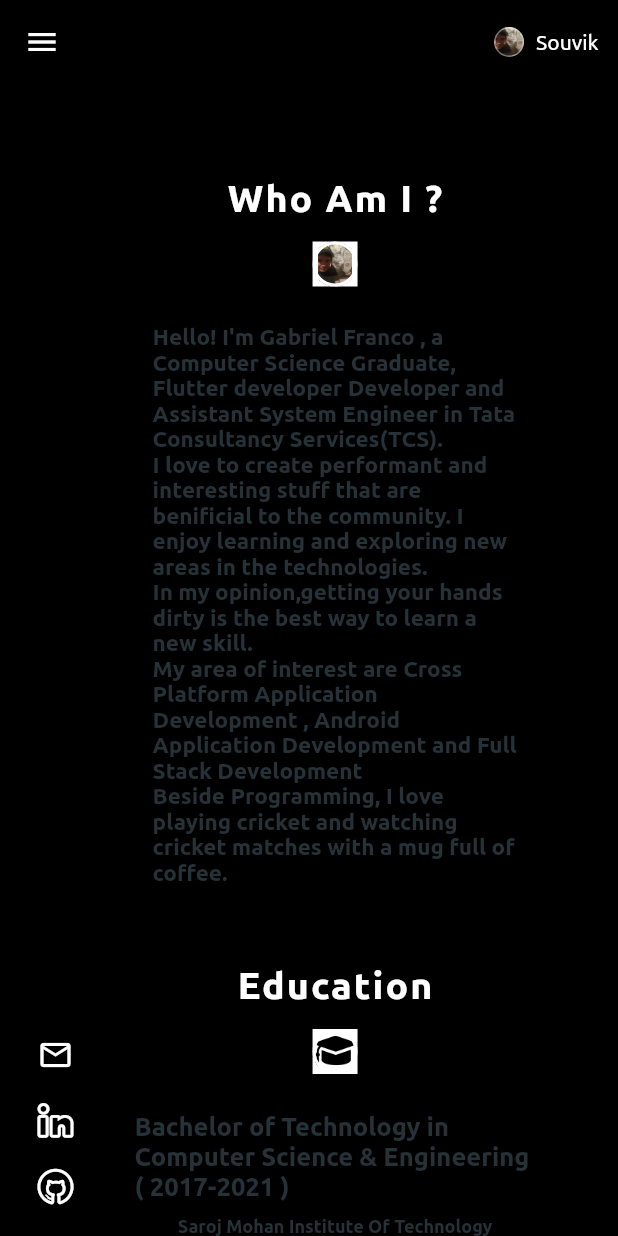
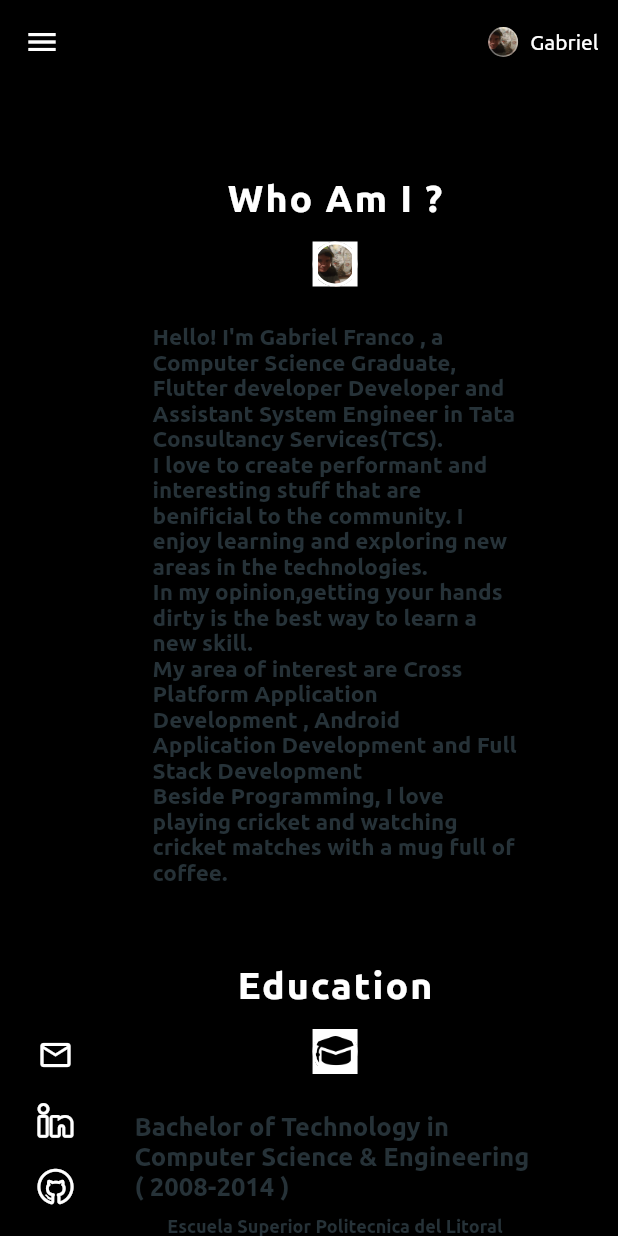
Before and after one commit to gfranco85/flutter_web_test, a Flutter app: the AboutMe screen opened directly, on a phone screen of 412 x 824 dp. Run offline on Flutter 3.47's test engine with Material 2 defaults, Android fonts, the phone set to English and light mode, and no system bars; drawn by our look-alikes of animated_text_kit, velocity_x; our stand-ins replace flutter_spinkit.

Commit message:
Photo name

```diff
--- a/lib/Adapter/AppbarAdapter/MobileAppBar.dart
+++ b/lib/Adapter/AppbarAdapter/MobileAppBar.dart
@@ -3,7 +3,10 @@ import 'package:flutter/material.dart';
 import '../../Variable.dart';
 
 class MobileAppBar extends StatefulWidget {
+  const MobileAppBar({super.key});
+
   @override
+  // ignore: library_private_types_in_public_api
   _MobileAppBarState createState() => _MobileAppBarState();
 }
 
@@ -16,11 +19,11 @@ class _MobileAppBarState extends State<MobileAppBar> {
       shadowColor: Colors.transparent,
       actions: [
         Container(
-          padding: EdgeInsets.only(right: 13),
+          padding: const EdgeInsets.only(right: 13),
           child: Row(
             children: [
               Container(
-                padding: EdgeInsets.only(right: 8),
+                padding: const EdgeInsets.only(right: 8),
                 child: Transform.rotate(
                   angle: 0,
                   child: FittedBox(
@@ -31,7 +34,7 @@ class _MobileAppBarState extends State<MobileAppBar> {
                         shape: BoxShape.circle,
                         color: Colors.black26,
                         border: Border.all(color: Colors.white38, width: 1),
-                        image: DecorationImage(
+                        image: const DecorationImage(
                           fit: BoxFit.cover,
                           image: AssetImage(IMAGE_PATH),
                         ),
@@ -40,8 +43,8 @@ class _MobileAppBarState extends State<MobileAppBar> {
                   ),
                 ),
               ),
-              Text(
-                "Souvik",
+              const Text(
+                "Gabriel",
                 style: TextStyle(color: Colors.white),
               ),
             ],
--- a/lib/Variable.dart
+++ b/lib/Variable.dart
@@ -1,6 +1,6 @@
 //SOCIAL MEDIA LINKS
 
-const String MAIL_ID = "souvikghosh687@gmail.com";
+const String MAIL_ID = "gbdvfranco@gmail.com";
 const String LINKEDLN_URL = "https://www.linkedin.com/in/iamsouviki";
 const String GITHUB_URL = "https://github.com/iamsouviki";
 const String TWITTER_URL = "https://twitter.com/iamsouviki";
@@ -29,8 +29,8 @@ const String WHO_AM_I =
 
 //EDUCATION
 const String DEGREE =
-    "Bachelor of Technology in Computer Science & Engineering ( 2017-2021 ) ";
-const String COLLEGE_NAME = "Saroj Mohan Institute Of Technology";
+    "Bachelor of Technology in Computer Science & Engineering ( 2008-2014 ) ";
+const String COLLEGE_NAME = "Escuela Superior Politecnica del Litoral";
 const String CGPA = "DGPA :- 8.22";
 
 const String TWELVETH_SCHOOL = "KATWA BHARATI BHABAN";
```
Also changed, not shown: 1 other file.
